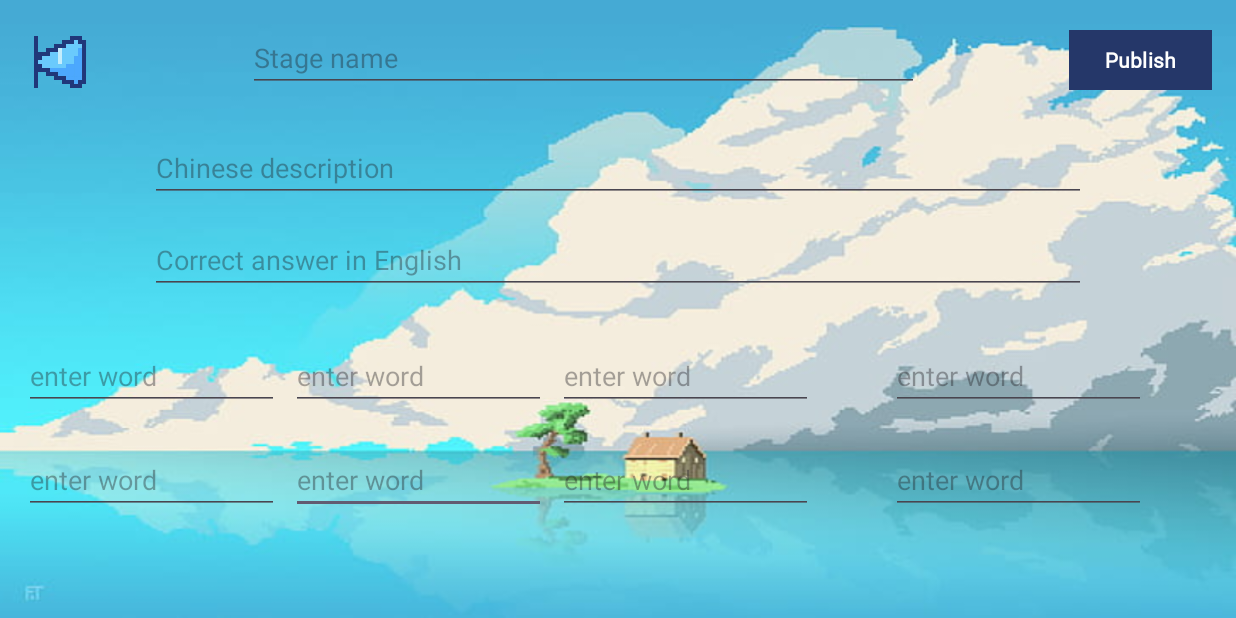
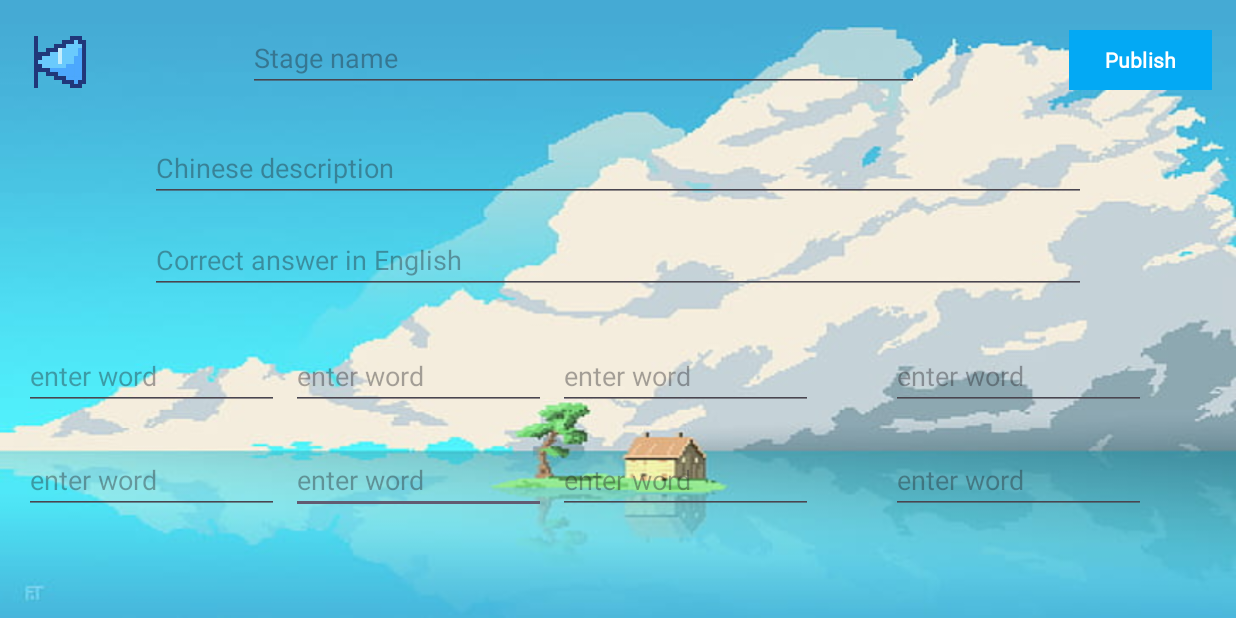
Before and after one commit to D1018600/Language_studying_app, an Android app: the DesignStageActivity screen opened directly, with no data from a screen before it, on a phone screen of 824 x 412 dp (held sideways). Run offline under Robolectric (Android 15) with nearby library versions, the phone set to English and light mode, and no system bars; our stand-ins replace Firebase (no records; nobody signed in at launch, a user with empty details on screens opened directly).

Commit message:
Change button's color to the same.

```diff
--- a/app/src/main/res/layout/activity_design_record.xml
+++ b/app/src/main/res/layout/activity_design_record.xml
@@ -48,7 +48,7 @@
         android:text="Create new stage"
         android:textSize="20sp"
         android:textStyle="bold"
-        app:backgroundTint="#253769"
+        app:backgroundTint="#03A9F4"
         app:cornerRadius="0dp"
         app:layout_constraintBottom_toBottomOf="parent"
         app:layout_constraintEnd_toEndOf="parent"
--- a/app/src/main/res/layout/activity_design_stage.xml
+++ b/app/src/main/res/layout/activity_design_stage.xml
@@ -83,7 +83,7 @@
         android:fontFamily="@font/lifun_font"
         android:text="Publish"
         android:textStyle="bold"
-        app:backgroundTint="#253769"
+        app:backgroundTint="#03A9F4"
         app:cornerRadius="0dp"
         app:layout_constraintEnd_toEndOf="parent"
         app:layout_constraintTop_toTopOf="parent" />
--- a/app/src/main/res/layout/activity_edit_stage.xml
+++ b/app/src/main/res/layout/activity_edit_stage.xml
@@ -53,7 +53,7 @@
         android:fontFamily="@font/lifun_font"
         android:text="Confirm"
         android:textStyle="bold"
-        app:backgroundTint="#253769"
+        app:backgroundTint="#03A9F4"
         app:cornerRadius="0dp"
         app:layout_constraintEnd_toEndOf="parent"
         app:layout_constraintTop_toTopOf="parent" />
--- a/app/src/main/res/layout/activity_result_screen.xml
+++ b/app/src/main/res/layout/activity_result_screen.xml
@@ -66,6 +66,7 @@
         android:fontFamily="@font/lifun_font"
         android:text="times"
         android:textAppearance="@style/TextAppearance.AppCompat.Large"
+        android:textStyle="bold"
         app:layout_constraintBottom_toBottomOf="@+id/tv_result_miss"
         app:layout_constraintStart_toStartOf="@+id/textView5"
         app:layout_constraintTop_toTopOf="@+id/tv_result_miss" />
@@ -77,6 +78,7 @@
         android:fontFamily="@font/lifun_font"
         android:text="second"
         android:textAppearance="@style/TextAppearance.AppCompat.Large"
+        android:textStyle="bold"
         app:layout_constraintBottom_toBottomOf="@+id/tv_result_time"
         app:layout_constraintStart_toEndOf="@+id/tv_result_time"
         app:layout_constraintTop_toTopOf="@+id/tv_result_time"
```
